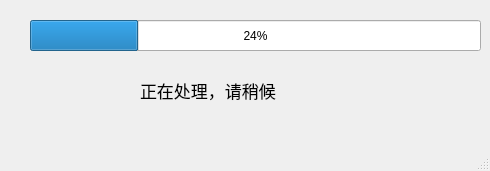
Qt form progress.ui (consolexinhun/PyQt) before a commit.
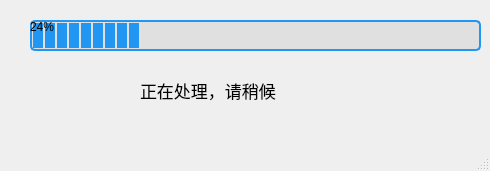
The same form after that commit.

```diff
--- a/progress.ui
+++ b/progress.ui
@@ -23,6 +23,9 @@
       <height>31</height>
      </rect>
     </property>
+    <property name="styleSheet">
+     <string notr="true">QProgressBar {    border: 2px solid #2196F3;    border-radius: 5px;    background-color: #E0E0E0;}QProgressBar::chunk {    background-color: #2196F3;    width: 10px;   margin: 0.5px;}</string>
+    </property>
     <property name="value">
      <number>24</number>
     </property>
```
